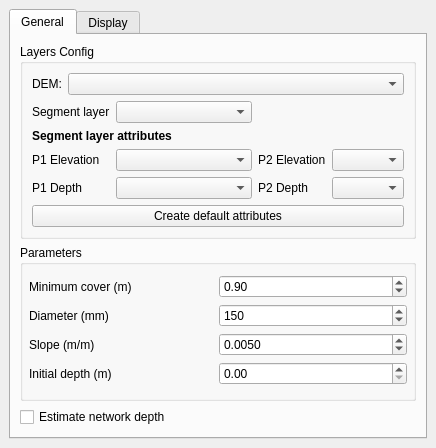
leonazareth/sewerage_depth_estimator, file sewerage_depth_estimator_dockwidget_base.ui: the form before one commit.
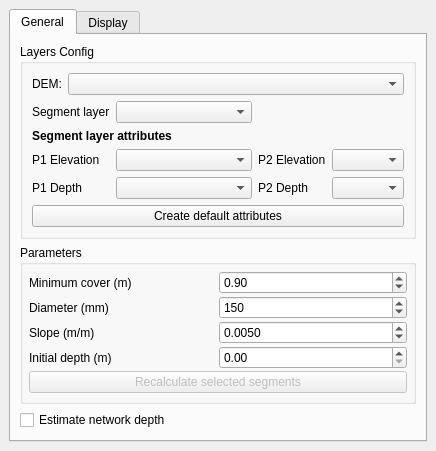
The form after the commit.

Commit message: UI: Add 'Recalculate selected segments' button and implement selection-based recalculation\n\n- Button enabled only when features are selected in segment layer\n- On click: clears p1_h/p2_h, interpolates missing p1_elev/p2_elev from DEM,\n  identifies roots in selected subgraph, applies initial depth/min cover at roots,\n  propagates downstream with slope and min cover enforcement\n- Uses existing floater interpolator and measurement logic

Patch:
```diff
--- a/sewerage_depth_estimator_dockwidget_base.ui
+++ b/sewerage_depth_estimator_dockwidget_base.ui
@@ -258,6 +258,16 @@
               </property>
              </widget>
             </item>
+            <item row="4" column="0" colspan="2">
+             <widget class="QPushButton" name="btnRecalcSelected">
+              <property name="text">
+               <string>Recalculate selected segments</string>
+              </property>
+              <property name="enabled">
+               <bool>false</bool>
+              </property>
+             </widget>
+            </item>
            </layout>
           </widget>
          </item>
```
The commit also changes 1 other file.
